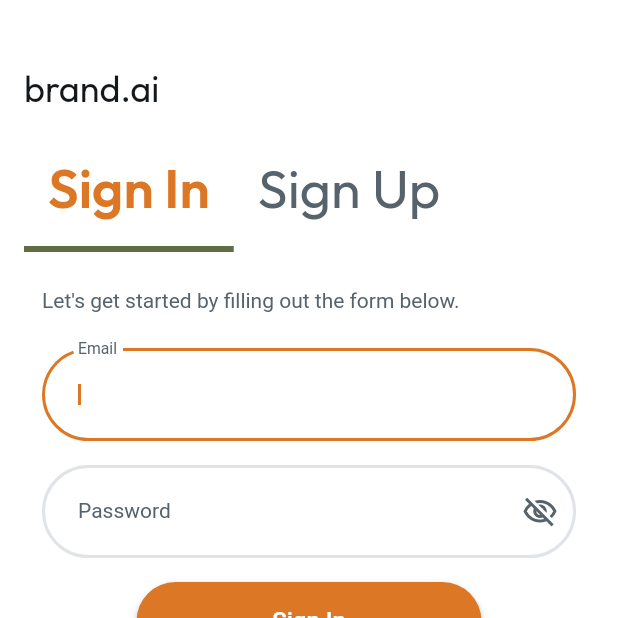
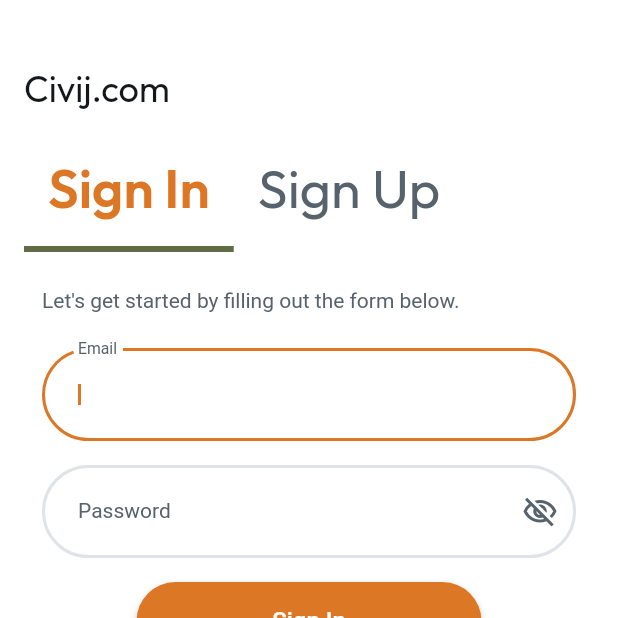
Before and after one commit to alikawosi/civijMobileApp, a Flutter app: the screen it shows after launch, on a phone screen of 412 x 824 dp, the top half of it. Run offline on Flutter 3.47's test engine with Material 3 defaults, Android fonts, the phone set to English and light mode, and no system bars; drawn by our look-alikes of auto_size_text, flutter_animate; our stand-ins replace cached_network_image, easy_debounce, fl_chart, font_awesome_flutter, from_css_color, go_router and 7 more; missing offline and left inert: json_path; accounts and stored records are empty; Roboto replaces fonts that are missing (Readex Pro).

Commit message:
change signin page title

```diff
--- a/lib/pages/auth/auth_login/auth_login_widget.dart
+++ b/lib/pages/auth/auth_login/auth_login_widget.dart
@@ -175,7 +175,7 @@ class _AuthLoginWidgetState extends State<AuthLoginWidget>
                                     padding: const EdgeInsetsDirectional.fromSTEB(
                                         16.0, 0.0, 0.0, 0.0),
                                     child: Text(
-                                      'brand.ai',
+                                      'Civij.com',
                                       style: FlutterFlowTheme.of(context)
                                           .headlineMedium,
                                     ),
```
